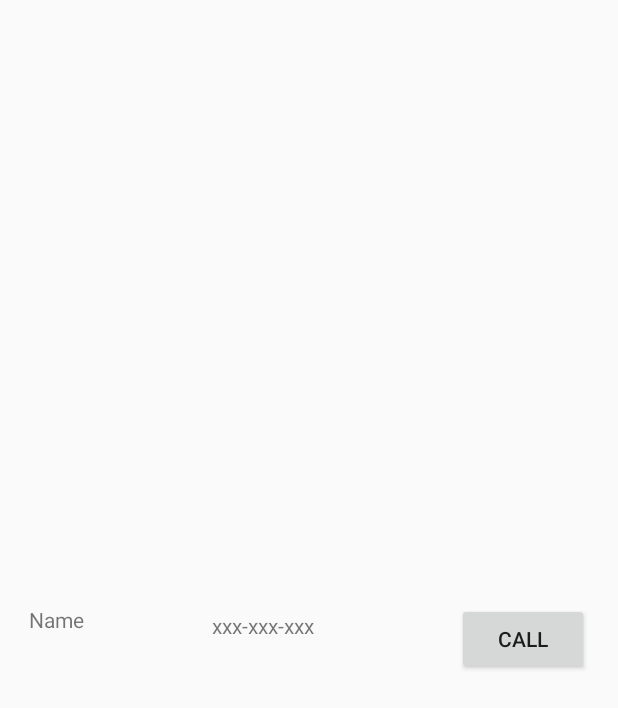
After one commit to MiguelPelMedina/prEmpotrados, an Android app: the layout item_user.xml on its own in the app's theme, with its tools: preview values and no code run, on a phone screen of 412 x 824 dp. The commit adds this screen. Shown: the top 708 px of the screen. Run offline under Robolectric (Android 15) with nearby library versions, the phone set to English and light mode, and no system bars.

Commit message:
Lista de obj

```diff
--- /dev/null
+++ b/app/src/main/res/layout/item_user.xml
@@ -0,0 +1,63 @@
+<?xml version="1.0" encoding="utf-8"?>
+<LinearLayout xmlns:android="http://schemas.android.com/apk/res/android"
+    xmlns:app="http://schemas.android.com/apk/res-auto"
+    xmlns:tools="http://schemas.android.com/tools"
+    android:layout_width="match_parent"
+    android:layout_height="match_parent" >
+
+    <android.support.constraint.ConstraintLayout
+        android:layout_width="match_parent"
+        android:layout_height="match_parent">
+
+        <Button
+            android:id="@+id/Call_btn"
+            android:layout_width="88dp"
+            android:layout_height="48dp"
+            android:layout_marginStart="23dp"
+            android:layout_marginLeft="23dp"
+            android:layout_marginTop="16dp"
+            android:layout_marginEnd="16dp"
+            android:layout_marginRight="16dp"
+            android:layout_marginBottom="16dp"
+            android:text="@string/call"
+            app:layout_constraintBottom_toBottomOf="parent"
+            app:layout_constraintEnd_toEndOf="parent"
+            app:layout_constraintStart_toEndOf="@+id/UserPhone"
+            app:layout_constraintTop_toTopOf="parent"
+            app:layout_constraintVertical_bias="0.519" />
+
+        <TextView
+            android:id="@+id/UserName"
+            android:layout_width="110dp"
+            android:layout_height="18dp"
+            android:layout_marginStart="16dp"
+            android:layout_marginLeft="16dp"
+            android:layout_marginTop="16dp"
+            android:layout_marginEnd="3dp"
+            android:layout_marginRight="3dp"
+            android:layout_marginBottom="16dp"
+            android:text="Name"
+            app:layout_constraintBottom_toBottomOf="parent"
+            app:layout_constraintEnd_toStartOf="@+id/UserPhone"
+            app:layout_constraintStart_toStartOf="parent"
+            app:layout_constraintTop_toTopOf="parent" />
+
+        <TextView
+            android:id="@+id/UserPhone"
+            android:layout_width="127dp"
+            android:layout_height="15dp"
+            android:layout_marginStart="5dp"
+            android:layout_marginLeft="5dp"
+            android:layout_marginTop="16dp"
+            android:layout_marginEnd="10dp"
+            android:layout_marginRight="10dp"
+            android:layout_marginBottom="16dp"
+            android:text="xxx-xxx-xxx"
+            app:layout_constraintBottom_toBottomOf="parent"
+            app:layout_constraintEnd_toStartOf="@+id/Call_btn"
+            app:layout_constraintStart_toEndOf="@+id/UserName"
+            app:layout_constraintTop_toTopOf="parent"
+            app:layout_constraintVertical_bias="0.504" />
+    </android.support.constraint.ConstraintLayout>
+
+</LinearLayout>
--- a/app/src/main/res/values/strings.xml
+++ b/app/src/main/res/values/strings.xml
@@ -7,4 +7,5 @@
     <string name="name">name</string>
     <string name="phone">phone</string>
     <string name="error">Error</string>
+    <string name="call">Call</string>
 </resources>
```
Also changed, not shown: app/src/main/java/com/example/miguelpelmedina/prempotrados/MainActivity.java (+27 -1 lines), app/src/main/java/com/example/miguelpelmedina/prempotrados/UsersAdapter.java (added, +46 -0 lines), app/src/main/res/layout/activity_main.xml (+16 -0 lines).
